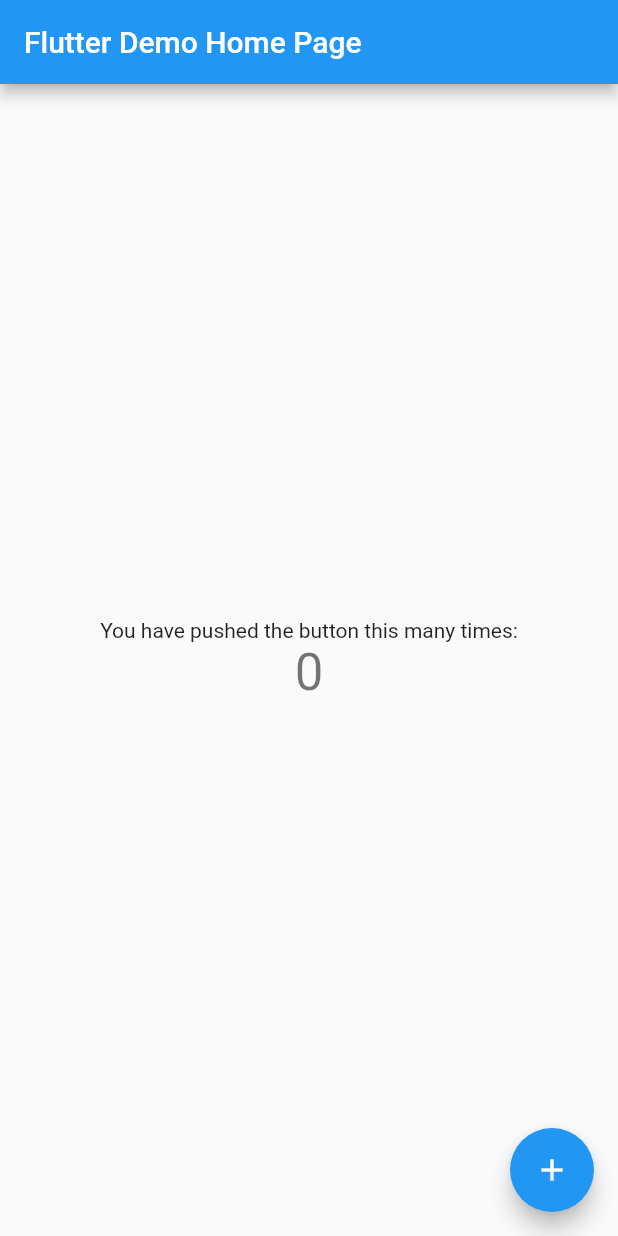
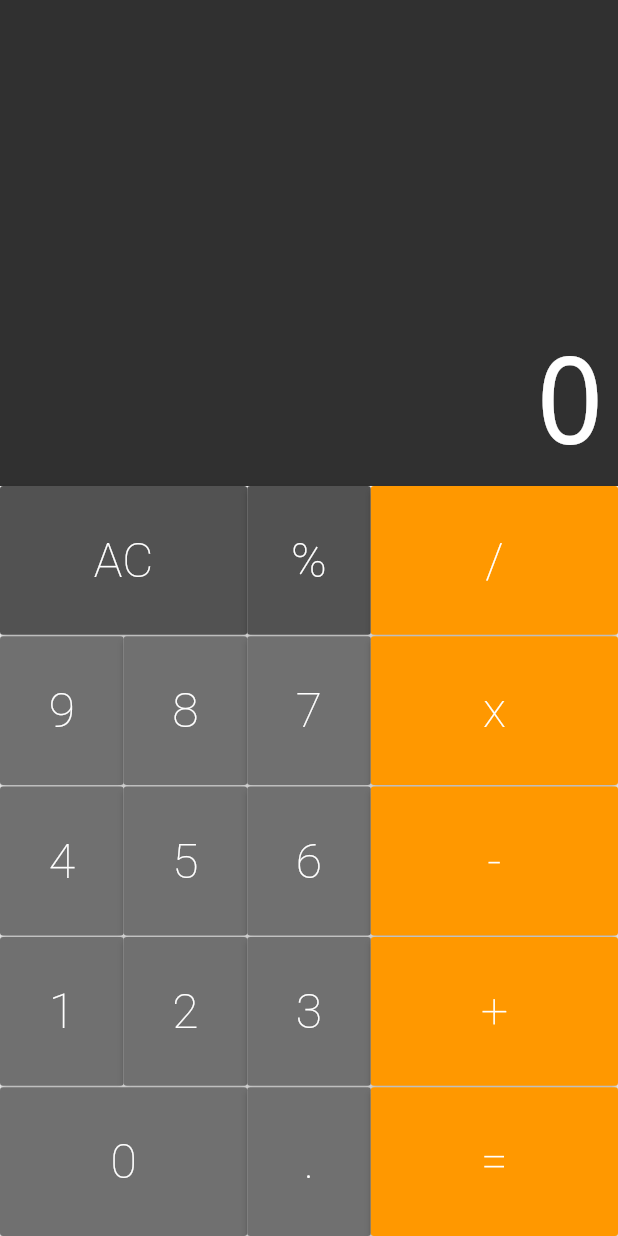
Before and after one commit to leopalmeiro/flutter-calculator, a Flutter app: the screen it shows after launch, on a phone screen of 412 x 824 dp. Run offline on Flutter 3.47's test engine with Material 2 defaults, Android fonts, the phone set to English and light mode, and no system bars; drawn by our look-alikes of auto_size_text.

Commit message:
add screens

```diff
--- /dev/null
+++ b/lib/components/button.dart
@@ -0,0 +1,50 @@
+import 'package:flutter/material.dart';
+
+class Button extends StatelessWidget {
+  static const DARK = Color.fromRGBO(82, 82, 82, 1);
+  static const DEFAULT = Color.fromRGBO(112, 112, 112, 1);
+  static const OPERATION = Colors.orange;
+
+  final String text;
+  final bool big;
+  final Color color;
+  final void Function(String) cb;
+
+  const Button({
+    @required this.text,
+    this.big = false,
+    this.color = DEFAULT,
+    @required this.cb,
+  });
+  const Button.big({
+    @required this.text,
+    this.big = true,
+    this.color = DEFAULT,
+    @required this.cb,
+  });
+  const Button.operation({
+    @required this.text,
+    this.big = true,
+    this.color = OPERATION,
+    @required this.cb,
+  });
+
+  @override
+  Widget build(BuildContext context) {
+    return Expanded(
+      flex: big ? 2 : 1,
+      child: RaisedButton(
+        color: color,
+        child: Text(
+          text,
+          style: TextStyle(
+            color: Colors.white,
+            fontSize: 32,
+            fontWeight: FontWeight.w200,
+          ),
+        ),
+        onPressed: () => cb(text),
+      ),
+    );
+  }
+}
--- /dev/null
+++ b/lib/components/button_row.dart
@@ -0,0 +1,31 @@
+import 'package:calculator/components/button.dart';
+import 'package:flutter/material.dart';
+
+class ButtonRow extends StatelessWidget {
+  final List<Button> buttons;
+
+  const ButtonRow(
+    this.buttons,
+  );
+
+  @override
+  Widget build(BuildContext context) {
+    return Expanded(
+      child: Row(
+        crossAxisAlignment: CrossAxisAlignment.stretch,
+        children: buttons.fold(
+          <Widget>[],
+          (list, b) {
+            list.isEmpty
+                ? list.add(b)
+                : list.addAll([
+                    SizedBox(height: 1),
+                    b,
+                  ]);
+            return list;
+          },
+        ),
+      ),
+    );
+  }
+}
--- /dev/null
+++ b/lib/components/display.dart
@@ -0,0 +1,40 @@
+import 'package:auto_size_text/auto_size_text.dart';
+import 'package:flutter/material.dart';
+
+class Display extends StatelessWidget {
+  final String text;
+
+  const Display(this.text);
+
+  @override
+  Widget build(BuildContext context) {
+    return Expanded(
+      flex: 1,
+      child: Container(
+        color: Color.fromRGBO(48, 48, 48, 1),
+        child: Column(
+          mainAxisAlignment: MainAxisAlignment.end,
+          crossAxisAlignment: CrossAxisAlignment.stretch,
+          children: <Widget>[
+            Padding(
+              padding: const EdgeInsets.all(8.0),
+              child: AutoSizeText(
+                text,
+                minFontSize: 20,
+                maxFontSize: 80,
+                maxLines: 1,
+                textAlign: TextAlign.end,
+                style: TextStyle(
+                  fontWeight: FontWeight.w100,
+                  decoration: TextDecoration.none,
+                  fontSize: 80,
+                  color: Colors.white,
+                ),
+              ),
+            ),
+          ],
+        ),
+      ),
+    );
+  }
+}
--- /dev/null
+++ b/lib/components/keyboard.dart
@@ -0,0 +1,58 @@
+import 'package:calculator/components/button.dart';
+import 'package:calculator/components/button_row.dart';
+import 'package:flutter/material.dart';
+
+class Keyboard extends StatelessWidget {
+  final void Function(String) cb;
+
+  const Keyboard(this.cb);
+
+  @override
+  Widget build(BuildContext context) {
+    return Container(
+      height: 500,
+      child: Column(
+        children: <Widget>[
+          ButtonRow([
+            Button.big(text: 'AC', color: Button.DARK, cb: cb),
+            Button(text: '%', color: Button.DARK, cb: cb),
+            Button.operation(text: '/', cb: cb),
+          ]),
+          SizedBox(
+            height: 1,
+          ),
+          ButtonRow([
+            Button(text: '9', cb: cb),
+            Button(text: '8', cb: cb),
+            Button(text: '7', cb: cb),
+            Button.operation(text: 'x', cb: cb),
+          ]),
+          SizedBox(
+            height: 1,
+          ),
+          ButtonRow([
+            Button(text: '4', cb: cb),
+            Button(text: '5', cb: cb),
+            Button(text: '6', cb: cb),
+            Button.operation(text: '-', cb: cb),
+          ]),
+          SizedBox(height: 1),
+          ButtonRow([
+            Button(text: '1', cb: cb),
+            Button(text: '2', cb: cb),
+            Button(text: '3', cb: cb),
+            Button.operation(text: '+', cb: cb),
+          ]),
+          SizedBox(
+            height: 1,
+          ),
+          ButtonRow([
+            Button.big(text: '0', cb: cb),
+            Button(text: '.', cb: cb),
+            Button.operation(text: '=', cb: cb),
+          ]),
+        ],
+      ),
+    );
+  }
+}
--- a/lib/main.dart
+++ b/lib/main.dart
@@ -1,117 +1,6 @@
+import 'package:calculator/screens/calculator.dart';
 import 'package:flutter/material.dart';
 
 void main() {
-  runApp(MyApp());
+  runApp(Calculator());
 }
-
-class MyApp extends StatelessWidget {
-  // This widget is the root of your application.
-  @override
-  Widget build(BuildContext context) {
-    return MaterialApp(
-      title: 'Flutter Demo',
-      theme: ThemeData(
-        // This is the theme of your application.
-        //
-        // Try running your application with "flutter run". You'll see the
-        // application has a blue toolbar. Then, without quitting the app, try
-        // changing the primarySwatch below to Colors.green and then invoke
-        // "hot reload" (press "r" in the console where you ran "flutter run",
-        // or simply save your changes to "hot reload" in a Flutter IDE).
-        // Notice that the counter didn't reset back to zero; the application
-        // is not restarted.
-        primarySwatch: Colors.blue,
-        // This makes the visual density adapt to the platform that you run
-        // the app on. For desktop platforms, the controls will be smaller and
-        // closer together (more dense) than on mobile platforms.
-        visualDensity: VisualDensity.adaptivePlatformDensity,
-      ),
-      home: MyHomePage(title: 'Flutter Demo Home Page'),
-    );
-  }
-}
-
-class MyHomePage extends StatefulWidget {
-  MyHomePage({Key key, this.title}) : super(key: key);
-
-  // This widget is the home page of your application. It is stateful, meaning
-  // that it has a State object (defined below) that contains fields that affect
-  // how it looks.
-
-  // This class is the configuration for the state. It holds the values (in this
-  // case the title) provided by the parent (in this case the App widget) and
-  // used by the build method of the State. Fields in a Widget subclass are
-  // always marked "final".
-
-  final String title;
-
-  @override
-  _MyHomePageState createState() => _MyHomePageState();
-}
-
-class _MyHomePageState extends State<MyHomePage> {
-  int _counter = 0;
-
-  void _incrementCounter() {
-    setState(() {
-      // This call to setState tells the Flutter framework that something has
-      // changed in this State, which causes it to rerun the build method below
-      // so that the display can reflect the updated values. If we changed
-      // _counter without calling setState(), then the build method would not be
-      // called again, and so nothing would appear to happen.
-      _counter++;
-    });
-  }
-
-  @override
-  Widget build(BuildContext context) {
-    // This method is rerun every time setState is called, for instance as done
-    // by the _incrementCounter method above.
-    //
-    // The Flutter framework has been optimized to make rerunning build methods
-    // fast, so that you can just rebuild anything that needs updating rather
-    // than having to individually change instances of widgets.
-    return Scaffold(
-      appBar: AppBar(
-        // Here we take the value from the MyHomePage object that was created by
-        // the App.build method, and use it to set our appbar title.
-        title: Text(widget.title),
-      ),
-      body: Center(
-        // Center is a layout widget. It takes a single child and positions it
-        // in the middle of the parent.
-        child: Column(
-          // Column is also a layout widget. It takes a list of children and
-          // arranges them vertically. By default, it sizes itself to fit its
-          // children horizontally, and tries to be as tall as its parent.
-          //
-          // Invoke "debug painting" (press "p" in the console, choose the
-          // "Toggle Debug Paint" action from the Flutter Inspector in Android
-          // Studio, or the "Toggle Debug Paint" command in Visual Studio Code)
-          // to see the wireframe for each widget.
-          //
-          // Column has various properties to control how it sizes itself and
-          // how it positions its children. Here we use mainAxisAlignment to
-          // center the children vertically; the main axis here is the vertical
-          // axis because Columns are vertical (the cross axis would be
-          // horizontal).
-          mainAxisAlignment: MainAxisAlignment.center,
-          children: <Widget>[
-            Text(
-              'You have pushed the button this many times:',
-            ),
-            Text(
-              '$_counter',
-              style: Theme.of(context).textTheme.headline4,
-            ),
-          ],
-        ),
-      ),
-      floatingActionButton: FloatingActionButton(
-        onPressed: _incrementCounter,
-        tooltip: 'Increment',
-        child: Icon(Icons.add),
-      ), // This trailing comma makes auto-formatting nicer for build methods.
-    );
-  }
-}
--- /dev/null
+++ b/lib/models/memory.dart
@@ -0,0 +1,15 @@
+class Memory {
+  String _value = '0';
+
+  String get value => _value;
+
+  void applyCommand(String command) {
+    if (command.toUpperCase().trim() == 'AC') {
+      _allClear();
+    } else {
+      _value += command;
+    }
+  }
+
+  _allClear() => _value = '0';
+}
--- /dev/null
+++ b/lib/screens/calculator.dart
@@ -0,0 +1,32 @@
+import 'package:calculator/components/display.dart';
+import 'package:calculator/components/keyboard.dart';
+import 'package:calculator/models/memory.dart';
+import 'package:flutter/material.dart';
+import 'package:flutter/services.dart';
+
+class Calculator extends StatefulWidget {
+  @override
+  _CalculatorState createState() => _CalculatorState();
+}
+
+class _CalculatorState extends State<Calculator> {
+  final Memory memory = Memory();
+  _onPressed(String command) {
+    setState(() {
+      memory.applyCommand(command);
+    });
+  }
+
+  @override
+  Widget build(BuildContext context) {
+    SystemChrome.setPreferredOrientations([DeviceOrientation.portraitUp]);
+    return MaterialApp(
+      home: Column(
+        children: <Widget>[
+          Display(memory.value),
+          Keyboard(_onPressed),
+        ],
+      ),
+    );
+  }
+}
--- a/pubspec.yaml
+++ b/pubspec.yaml
@@ -23,6 +23,7 @@ environment:
 dependencies:
   flutter:
     sdk: flutter
+  auto_size_text: ^2.1.0
 
 
   # The following adds the Cupertino Icons font to your application.
```
Also changed, not shown: pubspec.lock, 3 other files.
